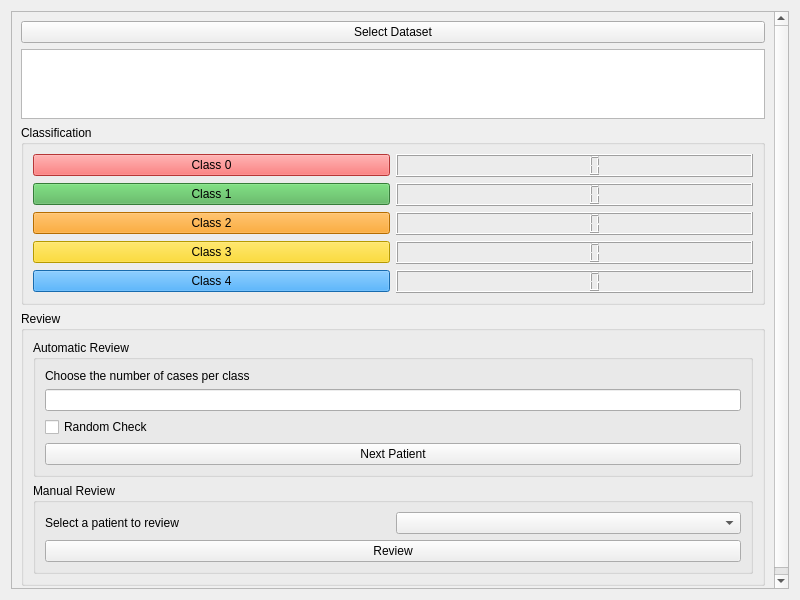
This is ClassAnnotation/Resources/UI/ClassAnnotation.ui in lorenaromeo/SlicerClassAnnotation as Qt 5 draws it before an edit. The edited form follows.
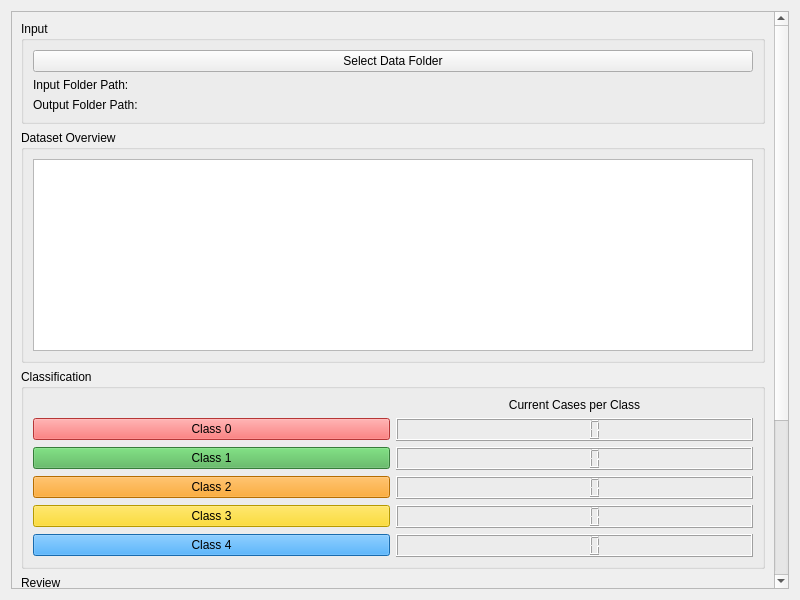
This is the edited form. Custom widgets are drawn as their Qt base class.

Commit message: updated automatic review and ui

```diff
--- a/ClassAnnotation/Resources/UI/ClassAnnotation.ui
+++ b/ClassAnnotation/Resources/UI/ClassAnnotation.ui
@@ -13,12 +13,6 @@
     <height>600</height>
    </rect>
   </property>
-  <property name="sizePolicy">
-   <sizepolicy hsizetype="Expanding" vsizetype="Expanding">
-    <horstretch>0</horstretch>
-    <verstretch>0</verstretch>
-   </sizepolicy>
-  </property>
   <layout class="QVBoxLayout" name="mainLayout">
    <item>
     <widget class="QScrollArea" name="scrollArea">
@@ -29,39 +23,89 @@
       <property name="geometry">
        <rect>
         <x>0</x>
-        <y>-54</y>
+        <y>-511</y>
         <width>759</width>
-        <height>646</height>
+        <height>1085</height>
        </rect>
       </property>
       <layout class="QVBoxLayout" name="scrollLayout">
        <item>
+        <widget class="QGroupBox" name="inputGroupBox">
+         <property name="title">
+          <string>Input</string>
+         </property>
+         <layout class="QVBoxLayout" name="inputLayout">
+          <item>
         <widget class="QPushButton" name="loadButton">
          <property name="text">
-          <string>Select Dataset</string>
+             <string>Select Data Folder</string>
          </property>
         </widget>
        </item>
+          <item>
+           <widget class="QLabel" name="labelInputPath">
+            <property name="text">
+             <string>Input Folder Path:</string>
+            </property>
+           </widget>
+          </item>
+          <item>
+           <widget class="QLabel" name="labelOutputPath">
+            <property name="text">
+             <string>Output Folder Path:</string>
+            </property>
+           </widget>
+          </item>
+         </layout>
+        </widget>
+       </item>
+       <item>
+        <widget class="QGroupBox" name="datasetOverviewGroupBox">
+         <property name="title">
+          <string>Dataset Overview</string>
+         </property>
+         <layout class="QVBoxLayout" name="datasetOverviewLayout">
        <item>
         <widget class="QTableWidget" name="classificationTable">
          <property name="sizePolicy">
-          <sizepolicy hsizetype="Expanding" vsizetype="Expanding">
+             <sizepolicy hsizetype="Expanding" vsizetype="Minimum">
            <horstretch>0</horstretch>
-           <verstretch>0</verstretch>
-          </sizepolicy>
-         </property>
+              <verstretch>2</verstretch>
+             </sizepolicy>
+            </property>
+            <property name="maximumSize">
+             <size>
+              <width>16777215</width>
+              <height>16777215</height>
+             </size>
+            </property>
          <property name="editTriggers">
           <set>QAbstractItemView::NoEditTriggers</set>
          </property>
         </widget>
        </item>
+         </layout>
+        </widget>
+       </item>
        <item>
         <widget class="QGroupBox" name="classificationGroupBox">
          <property name="title">
           <string>Classification</string>
          </property>
+         <layout class="QVBoxLayout" name="classificationMainLayout">
+          <item>
          <layout class="QGridLayout" name="classificationLayout">
-          <item row="0" column="0">
+            <item row="0" column="1">
+             <widget class="QLabel" name="labelCurrentCases">
+              <property name="text">
+               <string>Current Cases per Class</string>
+              </property>
+              <property name="alignment">
+               <set>Qt::AlignCenter</set>
+              </property>
+             </widget>
+            </item>
+            <item row="1" column="0">
            <widget class="QPushButton" name="class0Button">
             <property name="styleSheet">
              <string>background-color: #FF4C4C; color: black;</string>
@@ -71,10 +115,10 @@
             </property>
            </widget>
           </item>
-          <item row="0" column="1">
+            <item row="1" column="1">
            <widget class="QLCDNumber" name="lcdClass0"/>
           </item>
-          <item row="1" column="0">
+            <item row="2" column="0">
            <widget class="QPushButton" name="class1Button">
             <property name="styleSheet">
              <string>background-color: #4CAF50; color: black;</string>
@@ -84,10 +128,10 @@
             </property>
            </widget>
           </item>
-          <item row="1" column="1">
+            <item row="2" column="1">
            <widget class="QLCDNumber" name="lcdClass1"/>
           </item>
-          <item row="2" column="0">
+            <item row="3" column="0">
            <widget class="QPushButton" name="class2Button">
             <property name="styleSheet">
              <string>background-color: #FF9800; color: black;</string>
@@ -97,10 +141,10 @@
             </property>
            </widget>
           </item>
-          <item row="2" column="1">
+            <item row="3" column="1">
            <widget class="QLCDNumber" name="lcdClass2"/>
           </item>
-          <item row="3" column="0">
+            <item row="4" column="0">
            <widget class="QPushButton" name="class3Button">
             <property name="styleSheet">
              <string>background-color: #FFD700; color: black;</string>
@@ -110,10 +154,10 @@
             </property>
            </widget>
           </item>
-          <item row="3" column="1">
+            <item row="4" column="1">
            <widget class="QLCDNumber" name="lcdClass3"/>
           </item>
-          <item row="4" column="0">
+            <item row="5" column="0">
            <widget class="QPushButton" name="class4Button">
             <property name="styleSheet">
              <string>background-color: #2196F3; color: black;</string>
@@ -123,10 +167,12 @@
             </property>
            </widget>
           </item>
-          <item row="4" column="1">
+            <item row="5" column="1">
            <widget class="QLCDNumber" name="lcdClass4"/>
           </item>
          </layout>
+          </item>
+         </layout>
         </widget>
        </item>
        <item>
@@ -140,32 +186,28 @@
             <property name="title">
              <string>Automatic Review</string>
             </property>
-            <layout class="QVBoxLayout" name="automaticReviewLayout">
-             <item>
-              <widget class="QLabel" name="label_cases">
-               <property name="text">
-                <string>Choose the number of cases per class</string>
-               </property>
-              </widget>
-             </item>
-             <item>
-              <widget class="QLineEdit" name="casesInput">
-               <property name="placeholderText">
-                <string/>
-               </property>
-              </widget>
-             </item>
-             <item>
+            <layout class="QGridLayout" name="gridLayout">
+             <item row="1" column="0">
               <widget class="QCheckBox" name="checkBox">
                <property name="text">
                 <string>Random Check</string>
                </property>
               </widget>
              </item>
-             <item>
+             <item row="1" column="1">
+              <widget class="QLabel" name="label_cases">
+               <property name="text">
+                <string>Number of cases per class</string>
+               </property>
+              </widget>
+             </item>
+             <item row="1" column="2">
+              <widget class="QLineEdit" name="casesInput"/>
+             </item>
+             <item row="2" column="0">
               <widget class="QPushButton" name="nextPatientButton">
                <property name="text">
-                <string>Next Patient</string>
+                <string>Next Random Patient</string>
                </property>
               </widget>
              </item>
```
Lines whose indentation alone changed are shown as unchanged. The commit also changes 1 other file.
